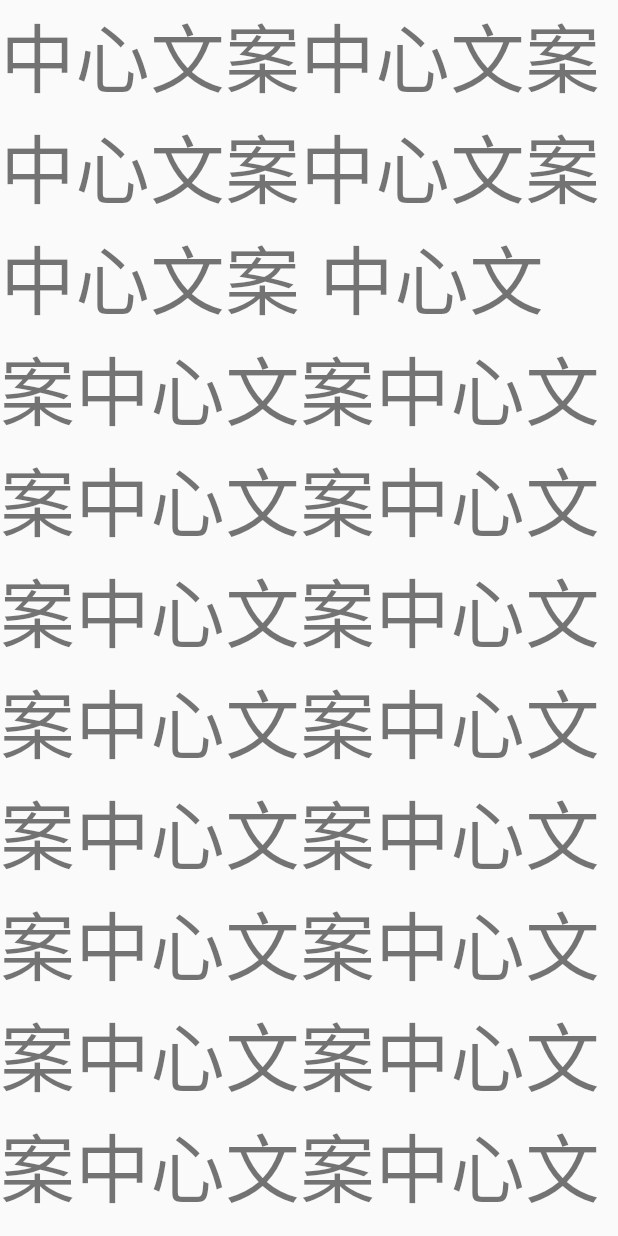
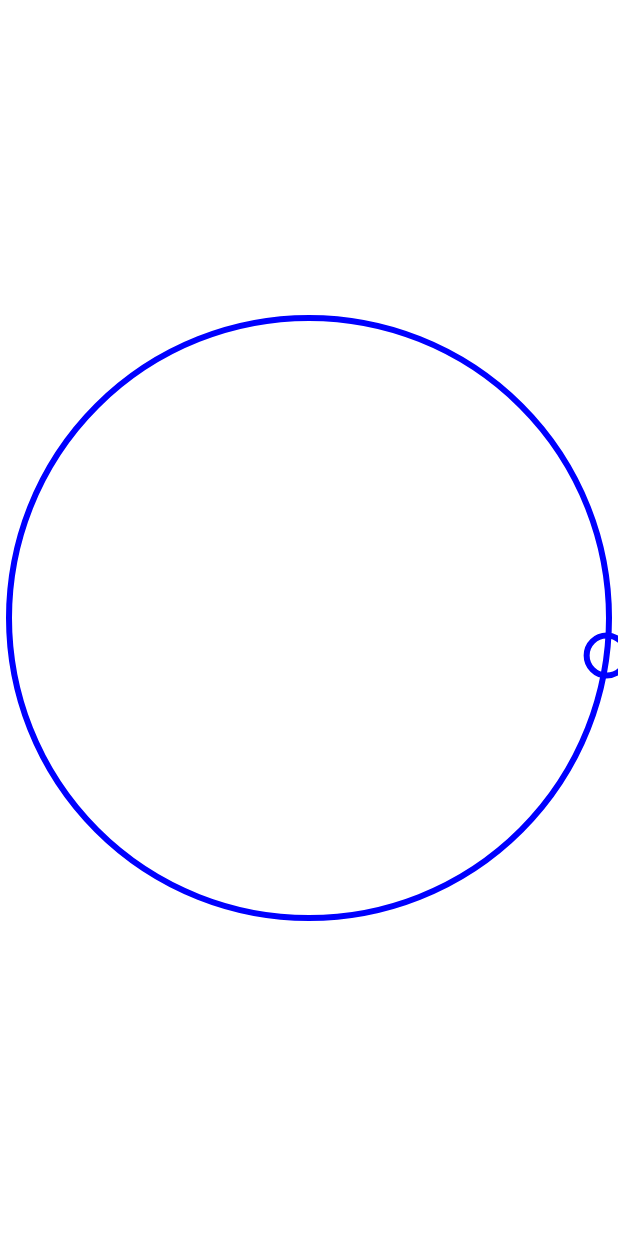
Before and after one commit to SunShineJoex/Haha, an Android app built with Jetpack Compose: the layout activity_test.xml on its own in the app's theme, with its tools: preview values and no code run, on a phone screen of 412 x 824 dp. Run offline under Robolectric (Android 15) with nearby library versions, the phone set to English and light mode, and no system bars.

Commit message:
PathMeasure轨迹动画

```diff
--- a/app/src/main/AndroidManifest.xml
+++ b/app/src/main/AndroidManifest.xml
@@ -21,21 +21,21 @@
             android:exported="true"
             android:label="@string/title_activity_compose"
             android:theme="@style/Theme.Haha">
-              <intent-filter>
+             <!-- <intent-filter>
                   <action android:name="android.intent.action.MAIN" />
 
                   <category android:name="android.intent.category.LAUNCHER" />
-              </intent-filter>
+              </intent-filter>-->
         </activity>
         <activity
             android:name=".TestActivity"
             android:exported="true"
             android:theme="@style/AppTheme">
-           <!-- <intent-filter>
+            <intent-filter>
                 <action android:name="android.intent.action.MAIN" />
 
                 <category android:name="android.intent.category.LAUNCHER" />
-            </intent-filter>-->
+            </intent-filter>
         </activity>
         <activity
             android:name=".MainActivity"
--- a/app/src/main/java/com/emo/haha/TestActivity.kt
+++ b/app/src/main/java/com/emo/haha/TestActivity.kt
@@ -20,7 +20,6 @@ class TestActivity : BaseActivity<ActivityTestBinding>() {
     }
 
     override fun initView() {
-        binding.text.text="sdfghjk"
     }
 
     override fun initData() {
--- /dev/null
+++ b/app/src/main/java/com/emo/haha/test/PathMeasureView.java
@@ -0,0 +1,102 @@
+package com.emo.haha.test;
+
+
+import android.content.Context;
+import android.graphics.Canvas;
+import android.graphics.Color;
+import android.graphics.LinearGradient;
+import android.graphics.Paint;
+import android.graphics.Path;
+import android.graphics.PathMeasure;
+import android.graphics.RectF;
+import android.graphics.Shader;
+import android.util.AttributeSet;
+import android.view.View;
+
+import androidx.annotation.Nullable;
+
+public class PathMeasureView extends View {
+
+    /**
+     * 画笔工具
+     * 线性渐变渲染 需要设置给该 画笔工具
+     */
+    private Paint mPaint;
+
+    /**
+     * 曲线上的点
+     */
+    private float[] pos = {0F, 0F};
+
+    /**
+     * 曲线上点的切点
+     */
+    private float[] tan = {0F, 0F};
+
+    /**
+     * 前进百分比, 0F ~ 1F
+     */
+    private float mProgress;
+
+    public PathMeasureView(Context context) {
+        this(context, null);
+    }
+
+    public PathMeasureView(Context context, @Nullable AttributeSet attrs) {
+        this(context, attrs, 0);
+    }
+
+    public PathMeasureView(Context context, @Nullable AttributeSet attrs, int defStyleAttr) {
+        super(context, attrs, defStyleAttr);
+        initPaint();
+    }
+
+    /**
+     * 初始化 画笔工具, 主要是设置该画笔的渲染
+     */
+    private void initPaint() {
+        mPaint = new Paint();
+        mPaint.setStrokeWidth(6f);
+        mPaint.setAntiAlias(true);
+        mPaint.setColor(Color.BLUE);
+        mPaint.setStyle(Paint.Style.STROKE);
+    }
+
+    @Override
+    protected void onSizeChanged(int width, int height, int oldWidth, int oldHeight) {
+        super.onSizeChanged(width, height, oldWidth, oldHeight);
+    }
+
+    @Override
+    protected void onDraw(Canvas canvas) {
+        super.onDraw(canvas);
+
+        // 每次前进千分之五
+        mProgress += 0.005;
+        // 到达结束点后, 继续循环运动
+        if (mProgress >= 1) mProgress = 0;
+
+        canvas.drawColor(Color.WHITE);
+        canvas.translate(getWidth() / 2, getHeight() / 2);
+
+        // 绘制的 Path
+        Path path = new Path();
+
+        // 绘制圆形
+        path.addCircle(0, 0, 300, Path.Direction.CW);
+        canvas.drawPath(path, mPaint);
+
+        // 圆形曲线测量
+        PathMeasure pathMeasure = new PathMeasure(path, false);
+
+        // 获取特定点的 坐标 以及 切点
+        pathMeasure.getPosTan(pathMeasure.getLength() * mProgress, pos, tan);
+
+        // 在该特定点绘制圆形
+        canvas.drawCircle(pos[0], pos[1], 20, mPaint);
+
+        // 触发下一次绘制
+        invalidate();
+    }
+
+}
--- a/app/src/main/res/layout/activity_test.xml
+++ b/app/src/main/res/layout/activity_test.xml
@@ -7,23 +7,10 @@
     android:layout_height="match_parent"
     tools:context=".TestActivity">
 
-    <androidx.core.widget.NestedScrollView
-        android:layout_width="match_parent"
-        app:layout_constraintStart_toStartOf="parent"
-        app:layout_constraintTop_toTopOf="parent"
-        android:layout_height="wrap_content">
-
-        <TextView
-            android:id="@+id/text"
-            android:layout_width="wrap_content"
-            android:layout_height="wrap_content"
-            android:text="中心文案中心文案中心文案中心文案中心文案
-中心文案中心文案中心文案中心文案中心文案中心文案中心文案中心文案中心文案中心文案中心文案中心文案中心文案中心文案中心文案中心文案中心文案中心文案中心文案中心文案中心文案中心文案中心文案中心文案中心文案中心文案
-中心文案中心文案中心文案中心文案中心文案中心文案中心文案中心文案中心文案中心文案中心文案中心文案
-中心文案中心文案中心文案中心文案中心文案"
-            android:textSize="50sp"
-            app:layout_constraintStart_toStartOf="parent"
-            app:layout_constraintTop_toTopOf="parent" />
-    </androidx.core.widget.NestedScrollView>
+  <com.emo.haha.test.PathMeasureView
+      app:layout_constraintStart_toStartOf="parent"
+      app:layout_constraintTop_toTopOf="parent"
+      android:layout_width="wrap_content"
+      android:layout_height="wrap_content"/>
 
 </androidx.constraintlayout.widget.ConstraintLayout>
```
